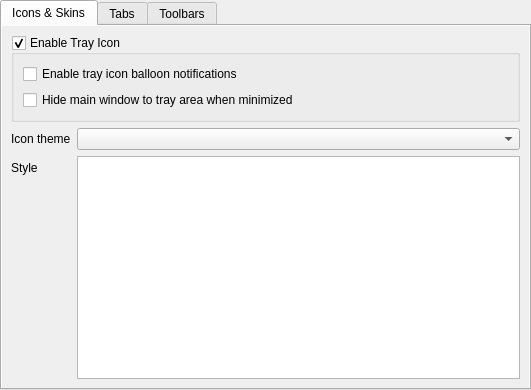
First picture: the form in src/saurus/gui/settings/settingsgui.ui, repository martinrotter/textosaurus, before the edit.
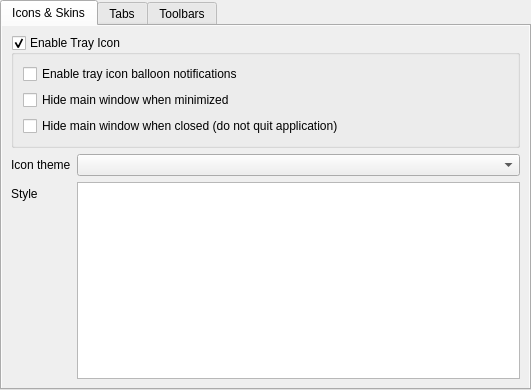
Second picture: the form after the edit. Custom widgets are drawn as their Qt base class.

Commit message: Switchable "X" close window button behavior when tray icon is enabled.

What changed in the file:
```diff
--- a/src/saurus/gui/settings/settingsgui.ui
+++ b/src/saurus/gui/settings/settingsgui.ui
@@ -107,7 +107,7 @@
               <item row="1" column="0" colspan="2">
                <widget class="QCheckBox" name="m_checkHideWhenMinimized">
                 <property name="text">
-                 <string>Hide main window to tray area when minimized</string>
+                 <string>Hide main window when minimized</string>
                 </property>
                </widget>
               </item>
@@ -118,6 +118,13 @@
                 </property>
                </widget>
               </item>
+              <item row="2" column="0" colspan="2">
+               <widget class="QCheckBox" name="m_checkHideOnClose">
+                <property name="text">
+                 <string>Hide main window when closed (do not quit application)</string>
+                </property>
+               </widget>
+              </item>
              </layout>
             </widget>
            </item>
```
Left out of the diff: 1 changed line with no effect on the pictures. The commit also changes 5 other files.
